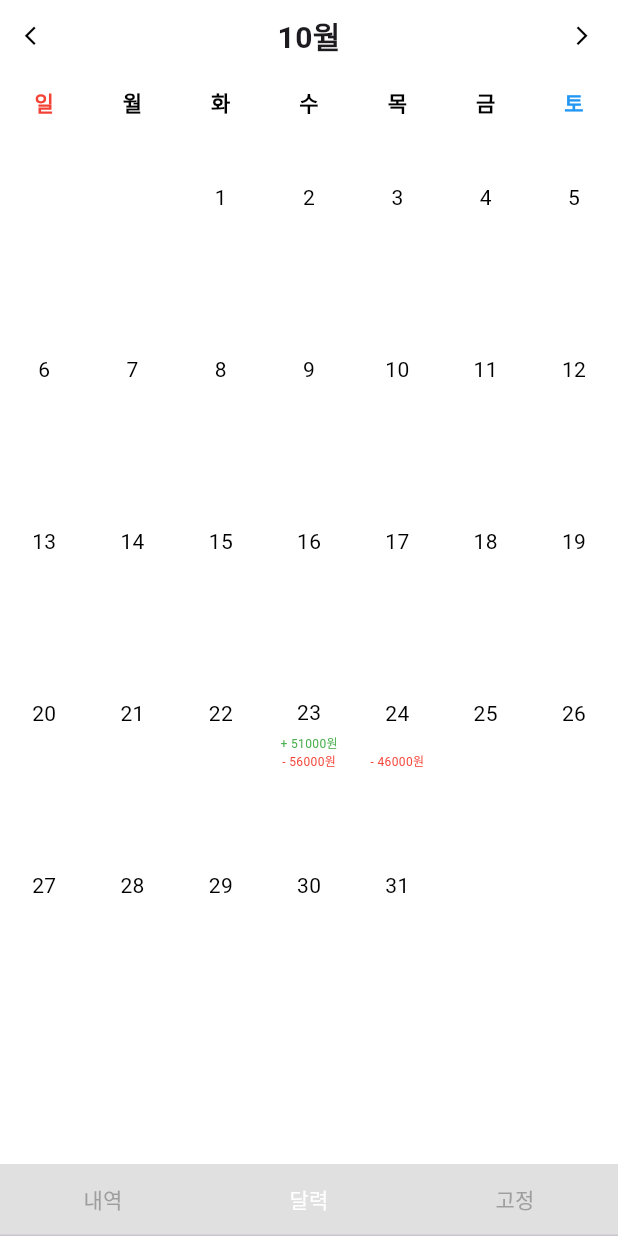
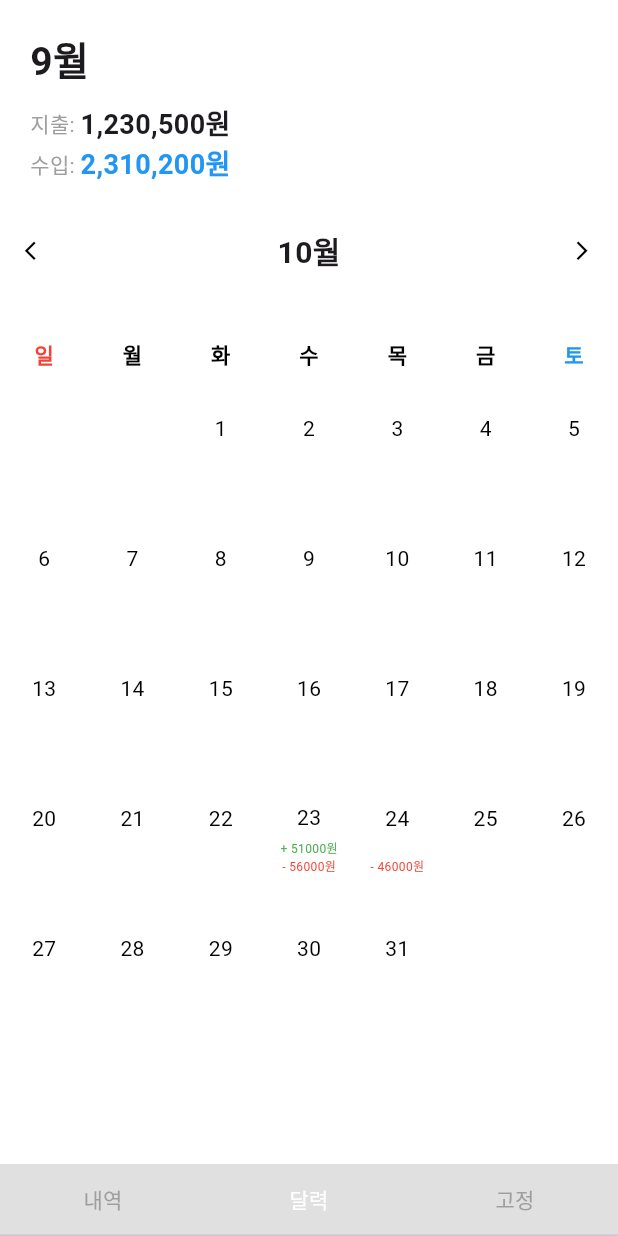
Before and after one commit to Team-course/account-book, a Flutter app: the AssetPage screen opened directly, item 2 of the bottom bar chosen, on a phone screen of 412 x 824 dp. Run offline on Flutter 3.47's test engine with Material 3 defaults, Android fonts, the phone set to English and light mode, and no system bars; our stand-ins replace get, syncfusion_flutter_charts.

Commit message:
달력 수정

```diff
--- a/lib/asset_page.dart
+++ b/lib/asset_page.dart
@@ -162,6 +162,39 @@ class _AssetPageState extends State<AssetPage> with TickerProviderStateMixin {
   Widget _buildCalendarTab(BuildContext context) {
     return Column(
       children: [
+        Container(
+          padding: EdgeInsets.all(20),
+          color: Colors.white,
+          child: Column(
+            crossAxisAlignment: CrossAxisAlignment.start,
+            children: [
+              Text(
+                '9월',  // 달력에 맞게 월을 동적으로 표시할 수도 있음
+                style: TextStyle(fontSize: 26, fontWeight: FontWeight.bold),
+              ),
+              SizedBox(height: 10),
+              Row(
+                children: [
+                  Text('지출: ',
+                      style: TextStyle(fontSize: 14, color: Colors.grey)),
+                  Text('1,230,500원',
+                      style: TextStyle(fontSize: 18, fontWeight: FontWeight.bold)),
+                ],
+              ),
+              Row(
+                children: [
+                  Text('수입: ',
+                      style: TextStyle(fontSize: 14, color: Colors.grey)),
+                  Text('2,310,200원',
+                      style: TextStyle(
+                          fontSize: 18,
+                          color: Colors.blue,
+                          fontWeight: FontWeight.bold)),
+                ],
+              ),
+            ],
+          ),
+        ),
         Row(
           mainAxisAlignment: MainAxisAlignment.spaceAround,
           children: [
@@ -189,7 +222,7 @@ class _AssetPageState extends State<AssetPage> with TickerProviderStateMixin {
             ),
           ],
         ),
-        SizedBox(height: 10),
+        SizedBox(height: 35),
         Row(
           mainAxisAlignment: MainAxisAlignment.spaceAround,
           children: [
```
